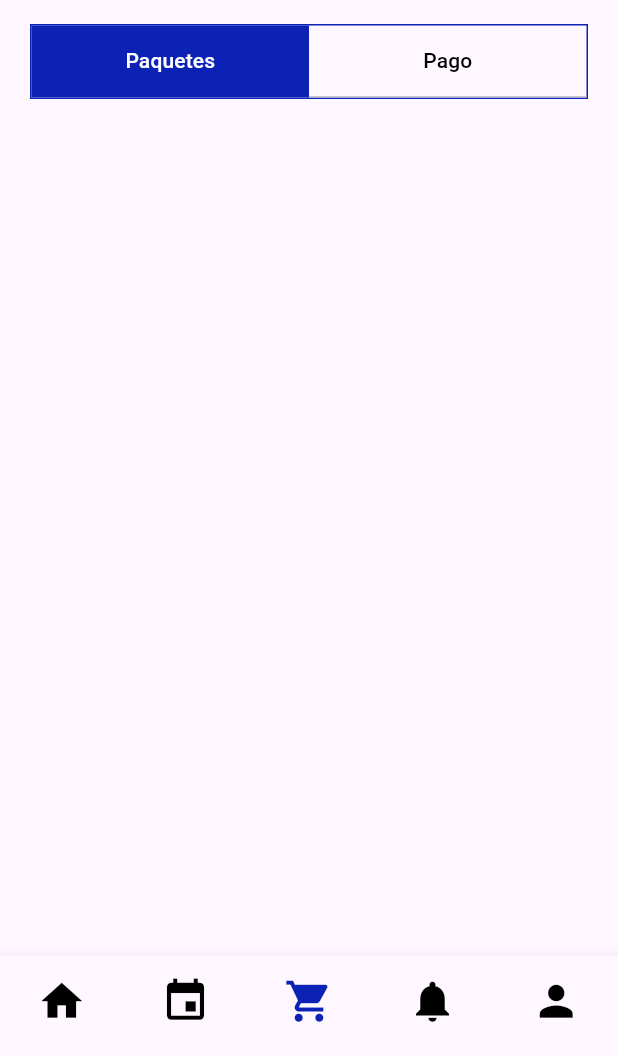
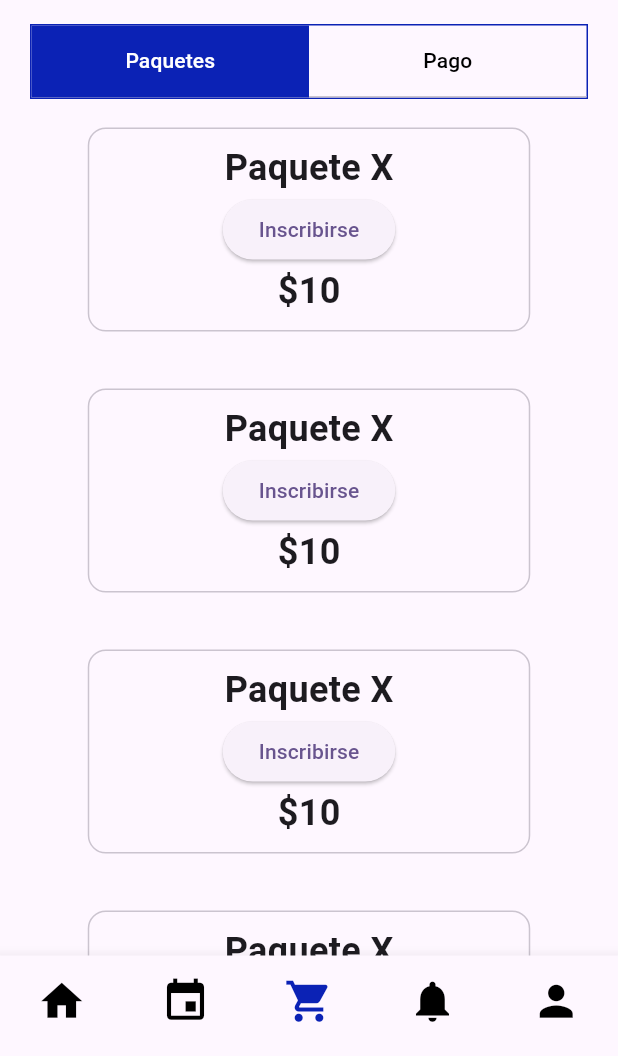
Before and after one commit to joemcara/swimmast_movil, a Flutter app: the MainScreenMember screen opened directly, item 3 of the bottom bar chosen, on a phone screen of 412 x 824 dp, the part 180-1236 px from its top. Run offline on Flutter 3.47's test engine with Material 3 defaults, Android fonts, the light colour scheme and no system bars.

Commit message:
shop screens

```diff
--- a/lib/main.dart
+++ b/lib/main.dart
@@ -1,5 +1,5 @@
 import 'package:flutter/material.dart';
-import 'package:swimmast_movil/screens/memberScreens/shop_screen.dart';
+import 'package:swimmast_movil/screens/memberScreens/shop_Screens/shop_screen.dart';
 import 'package:swimmast_movil/screens/sign_in_screen.dart';
 import 'package:swimmast_movil/shared/bottom_navs.dart/bottom_nav_bar.dart';
 
@@ -16,6 +16,10 @@ class MyApp extends StatelessWidget {
     return MaterialApp(
       title: 'Flutter Demo',
       theme: ThemeData(
+        appBarTheme: const AppBarTheme(
+
+          surfaceTintColor: Colors.white,
+        ),
         colorScheme: ColorScheme.fromSeed(seedColor: Colors.deepPurple),
         useMaterial3: true,
       ),
--- /dev/null
+++ b/lib/screens/memberScreens/shop_Screens/buy_screen.dart
@@ -0,0 +1,17 @@
+import 'package:flutter/material.dart';
+
+class BuyScreen extends StatelessWidget {
+  const BuyScreen({super.key});
+
+  @override
+  Widget build(BuildContext context) {
+    return Scaffold(
+      appBar: AppBar(
+        title: const Text('Comprar'),
+      ),
+      body: const Center(
+        child: Text('Comprar'),
+      ),
+    );
+  }
+}
--- /dev/null
+++ b/lib/screens/memberScreens/shop_Screens/shop_screen.dart
@@ -0,0 +1,91 @@
+import 'package:flutter/material.dart';
+import 'package:swimmast_movil/screens/memberScreens/shop_Screens/buy_screen.dart';
+import 'package:swimmast_movil/shared/swimmast_tabs.dart';
+
+class ShopScreen extends StatelessWidget {
+  const ShopScreen({super.key});
+
+  @override
+  Widget build(BuildContext context) {
+    const List<String> tabs = ["Paquetes", "Pago"];
+
+    return DefaultTabController(
+      length: 2,
+      child: Scaffold(
+          appBar: AppBar(
+            automaticallyImplyLeading: false,
+            bottom: const PreferredSize(
+              preferredSize: Size(double.infinity, 10),
+              child: SwimmastTabs(
+                tabNames: tabs,
+              ),
+            ),
+          ),
+          body: Column(
+            children: [
+              Expanded(
+                child: ListView.builder(
+                  itemCount: 5,
+                  itemBuilder: (_,index) =>
+                  const PaquetesInscripcion()
+                  ),
+              ),
+            ],
+          )),
+    );
+  }
+}
+
+class PaquetesInscripcion extends StatefulWidget {
+  const PaquetesInscripcion({
+    super.key,
+  });
+
+  @override
+  State<PaquetesInscripcion> createState() => _PaquetesInscripcionState();
+}
+
+class _PaquetesInscripcionState extends State<PaquetesInscripcion> {
+  @override
+  Widget build(BuildContext context) {
+    return Container(
+      padding: const EdgeInsets.symmetric(vertical: 15),
+          //padding
+
+      child: Center(
+        child: Card.outlined(
+        child: Container(
+          padding: const EdgeInsets.symmetric(
+              horizontal: 90, vertical: 10),
+          //padding
+          child: Column(
+            // mainAxisSize: MainAxisSize.min,
+            children: <Widget>[
+              const Text(
+                'Paquete X',
+                style: TextStyle(
+                    fontSize: 24.0, fontWeight: FontWeight.bold),
+              ),
+              ElevatedButton(
+                onPressed: () {
+                  Navigator.push(
+                  context,
+                   MaterialPageRoute(
+                    builder: (context) => const BuyScreen()));
+                  // Handle the button press
+                },
+                child: const Text('Inscribirse'),
+              ),
+              // SizedBox(height: 8.0),
+              const Text(
+                '\$10',
+                style: TextStyle(
+                    fontSize: 24.0, fontWeight: FontWeight.bold),
+              ),
+            ],
+          ),
+        ),
+      )),
+    );
+  }
+}
--- a/lib/screens/memberScreens/shop_screen.dart
+++ /dev/null
@@ -1,34 +0,0 @@
-import 'package:flutter/material.dart';
-import 'package:swimmast_movil/shared/profile_header.dart';
-import 'package:swimmast_movil/shared/swimmast_tabs.dart';
-
-class ShopScreen extends StatelessWidget {
-  const ShopScreen({super.key});
-
-  @override
-  Widget build(BuildContext context) {
-    const List<String> tabs = ["Paquetes", "Pago"];
-
-    return DefaultTabController(
-      length: 2,
-      child: Scaffold(
-          appBar: AppBar(
-            automaticallyImplyLeading: false,
-            bottom: const PreferredSize(
-              preferredSize: Size(double.infinity, 10),
-              child: SwimmastTabs(
-                tabNames: tabs,
-              ),
-            ),
-          ),
-          body: TabBarView(children: [
-            Container(
-              width: 20,
-            ),
-            Container(
-              width: 20,
-            )
-          ])),
-    );
-  }
-}
--- a/lib/shared/bottom_navs.dart/bottom_nav_bar.dart
+++ b/lib/shared/bottom_navs.dart/bottom_nav_bar.dart
@@ -27,6 +27,7 @@ class _TrainerBtBarState extends State<TrainerBtBar> {
       showUnselectedLabels: false,
       selectedItemColor: const Color.fromRGBO(11, 34, 181, 1),
       unselectedItemColor: Colors.black,
+      enableFeedback: false,
       iconSize: 33,
       // end styles
       items: const [
@@ -79,6 +80,7 @@ class _MemberBtBarState extends State<MemberBtBar> {
 
       // stles
       type: BottomNavigationBarType.fixed,
+      enableFeedback: false,
       showSelectedLabels: false,
       showUnselectedLabels: false,
       selectedItemColor: const Color.fromRGBO(11, 34, 181, 1),
--- a/lib/widgets/router_bottom_nav.dart
+++ b/lib/widgets/router_bottom_nav.dart
@@ -3,7 +3,7 @@ import 'package:flutter/material.dart';
 import 'package:swimmast_movil/screens/memberScreens/history_screen.dart';
 import 'package:swimmast_movil/screens/memberScreens/home_screen.dart';
 import 'package:swimmast_movil/screens/memberScreens/profile_screen.dart';
-import 'package:swimmast_movil/screens/memberScreens/shop_screen.dart';
+import 'package:swimmast_movil/screens/memberScreens/shop_Screens/shop_screen.dart';
 import 'package:swimmast_movil/screens/trainerScreens/attendance_screen.dart';
 import 'package:swimmast_movil/screens/trainerScreens/group_screen.dart';
 import 'package:swimmast_movil/screens/trainerScreens/home_screen.dart';
```
